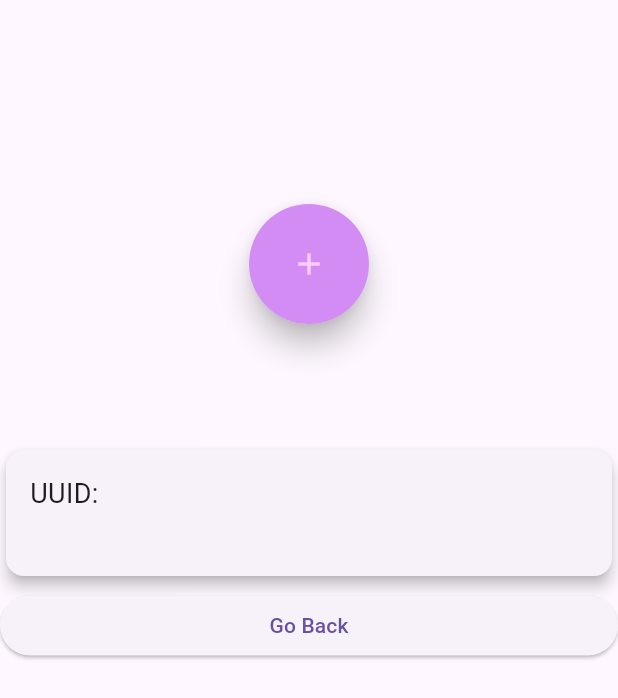
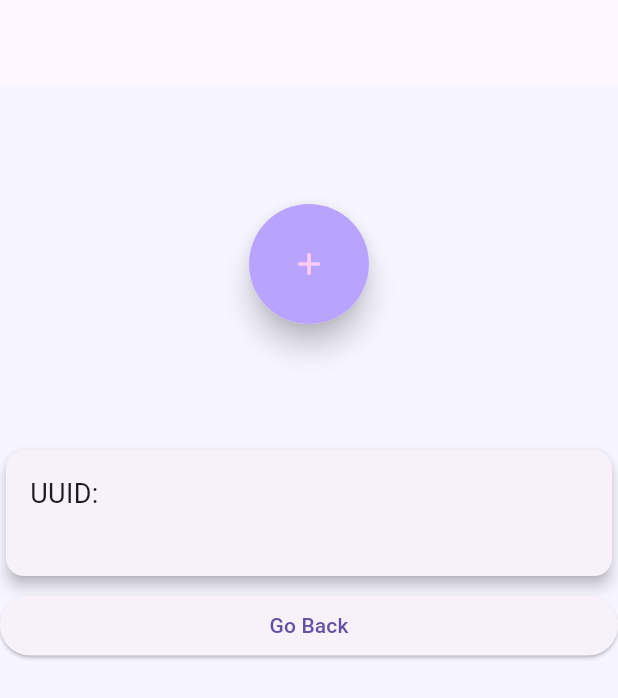
Before and after one commit to PranavRao30/AttendEase, a Flutter app: the GlowingButtonPage screen opened directly, on a phone screen of 412 x 824 dp. Shown: the top 698 px of the screen. Run offline on Flutter 3.47's test engine with Material 3 defaults, Android fonts, the phone set to English and light mode, and no system bars; drawn by our look-alikes of avatar_glow; our stand-ins replace cloud_firestore, curved_navigation_bar, firebase_auth, firebase_core, flutter_blue_plus, google_fonts and 2 more; missing offline and left inert: beacon_broadcast, flutter_beacon, info_popup; accounts and stored records are empty.

Commit message:
Update broadcast.dart

```diff
--- a/lib/Bluetooth/broadcast.dart
+++ b/lib/Bluetooth/broadcast.dart
@@ -75,7 +75,7 @@ Widget build(BuildContext context) {
                 elevation: 8.0,
                 shape: CircleBorder(),
                 child: CircleAvatar(
-                  backgroundColor: Color.fromARGB(180, 193, 95, 240),
+                  backgroundColor: Color.fromRGBO(184, 163, 255, 1),
                   child: IconButton(
                     icon: Icon(Icons.add, color: const Color.fromARGB(255, 255, 206, 248)),
                     onPressed: () async {
@@ -136,6 +136,7 @@ Widget build(BuildContext context) {
           )
         ],
       ),
+      backgroundColor: Color.fromRGBO(184, 163, 255, 0.1),
     );
   }
 }
```
